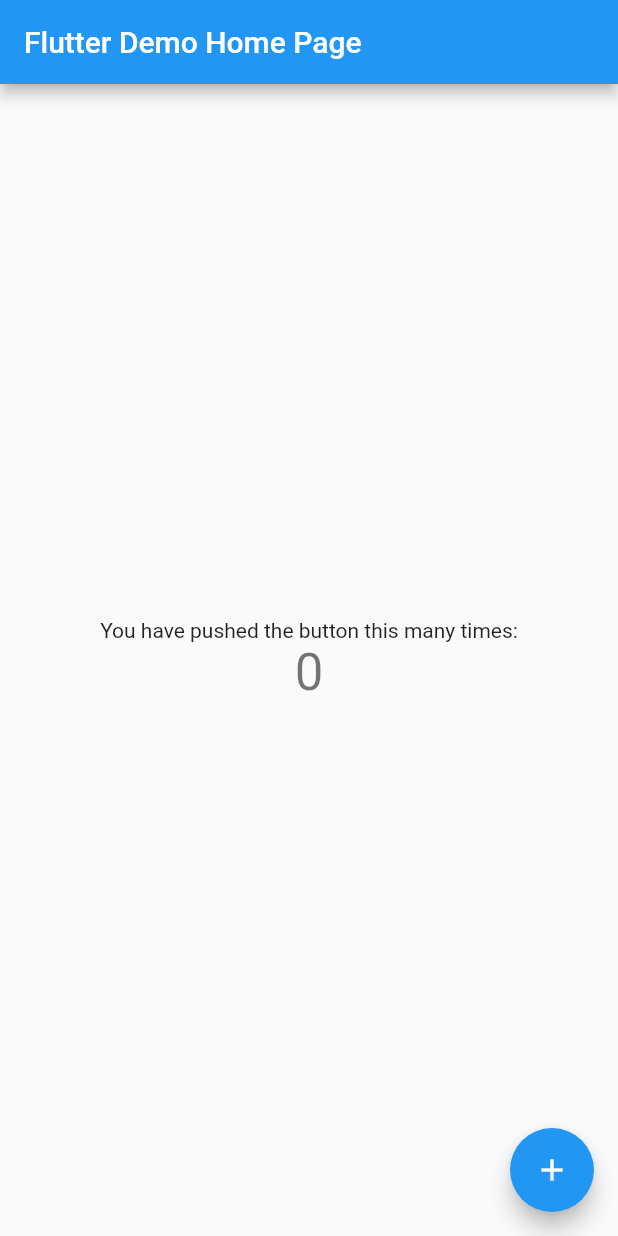
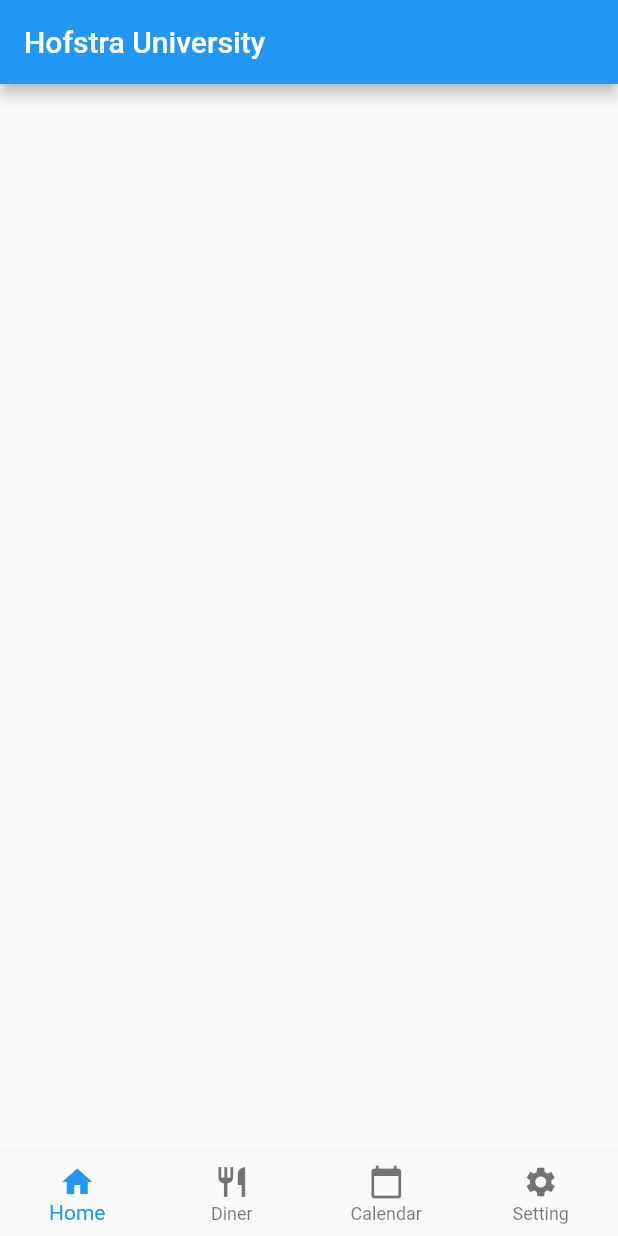
Before and after one commit to JasonCheung01/hofstra_school_app, a Flutter app: the screen it shows after launch, on a phone screen of 412 x 824 dp. Run offline on Flutter 3.47's test engine with Material 2 defaults, Android fonts, the phone set to English and light mode, and no system bars.

Commit message:
Bottom Navigation App Bar Created and App Title

```diff
--- /dev/null
+++ b/lib/homePage.dart
@@ -0,0 +1,28 @@
+import 'package:flutter/material.dart';
+
+class homePage extends StatefulWidget {
+  @override
+  State<homePage> createState() => _HomePageState();
+}
+
+class _HomePageState extends State<homePage> {
+  Widget build(BuildContext context) {
+    return Scaffold(
+      appBar: AppBar(
+        title: Text('Hofstra University'),
+      ),
+      bottomNavigationBar: BottomNavigationBar(
+        type: BottomNavigationBarType.fixed,
+        items: [
+          BottomNavigationBarItem(title: Text('Home'), icon: Icon(Icons.home)),
+          BottomNavigationBarItem(
+              title: Text('Diner'), icon: Icon(Icons.restaurant)),
+          BottomNavigationBarItem(
+              title: Text('Calendar'), icon: Icon(Icons.calendar_today)),
+          BottomNavigationBarItem(
+              title: Text('Setting'), icon: Icon(Icons.settings)),
+        ],
+      ),
+    );
+  }
+}
--- a/lib/main.dart
+++ b/lib/main.dart
@@ -1,115 +1,50 @@
 import 'package:flutter/material.dart';
+import './homePage.dart';
 
 void main() {
-  runApp(const MyApp());
+  runApp(MyApp());
 }
 
 class MyApp extends StatelessWidget {
-  const MyApp({Key? key}) : super(key: key);
-
-  // This widget is the root of your application.
   @override
   Widget build(BuildContext context) {
     return MaterialApp(
-      title: 'Flutter Demo',
-      theme: ThemeData(
-        // This is the theme of your application.
-        //
-        // Try running your application with "flutter run". You'll see the
-        // application has a blue toolbar. Then, without quitting the app, try
-        // changing the primarySwatch below to Colors.green and then invoke
-        // "hot reload" (press "r" in the console where you ran "flutter run",
-        // or simply save your changes to "hot reload" in a Flutter IDE).
-        // Notice that the counter didn't reset back to zero; the application
-        // is not restarted.
-        primarySwatch: Colors.blue,
-      ),
-      home: const MyHomePage(title: 'Flutter Demo Home Page'),
-    );
+        theme: ThemeData(primarySwatch: Colors.blue), home: homePage());
   }
 }
 
-class MyHomePage extends StatefulWidget {
-  const MyHomePage({Key? key, required this.title}) : super(key: key);
 
-  // This widget is the home page of your application. It is stateful, meaning
-  // that it has a State object (defined below) that contains fields that affect
-  // how it looks.
-
-  // This class is the configuration for the state. It holds the values (in this
-  // case the title) provided by the parent (in this case the App widget) and
-  // used by the build method of the State. Fields in a Widget subclass are
-  // always marked "final".
-
-  final String title;
-
-  @override
-  State<MyHomePage> createState() => _MyHomePageState();
-}
-
-class _MyHomePageState extends State<MyHomePage> {
-  int _counter = 0;
-
-  void _incrementCounter() {
-    setState(() {
-      // This call to setState tells the Flutter framework that something has
-      // changed in this State, which causes it to rerun the build method below
-      // so that the display can reflect the updated values. If we changed
-      // _counter without calling setState(), then the build method would not be
-      // called again, and so nothing would appear to happen.
-      _counter++;
-    });
-  }
-
-  @override
-  Widget build(BuildContext context) {
-    // This method is rerun every time setState is called, for instance as done
-    // by the _incrementCounter method above.
-    //
-    // The Flutter framework has been optimized to make rerunning build methods
-    // fast, so that you can just rebuild anything that needs updating rather
-    // than having to individually change instances of widgets.
-    return Scaffold(
-      appBar: AppBar(
-        // Here we take the value from the MyHomePage object that was created by
-        // the App.build method, and use it to set our appbar title.
-        title: Text(widget.title),
-      ),
-      body: Center(
-        // Center is a layout widget. It takes a single child and positions it
-        // in the middle of the parent.
-        child: Column(
-          // Column is also a layout widget. It takes a list of children and
-          // arranges them vertically. By default, it sizes itself to fit its
-          // children horizontally, and tries to be as tall as its parent.
-          //
-          // Invoke "debug painting" (press "p" in the console, choose the
-          // "Toggle Debug Paint" action from the Flutter Inspector in Android
-          // Studio, or the "Toggle Debug Paint" command in Visual Studio Code)
-          // to see the wireframe for each widget.
-          //
-          // Column has various properties to control how it sizes itself and
-          // how it positions its children. Here we use mainAxisAlignment to
-          // center the children vertically; the main axis here is the vertical
-          // axis because Columns are vertical (the cross axis would be
-          // horizontal).
-          mainAxisAlignment: MainAxisAlignment.center,
-          children: <Widget>[
-            const Text(
-              'You have pushed the button this many times:',
-            ),
-            Text(
-              '$_counter',
-              style: Theme.of(context).textTheme.headline4,
-            ),
-          ],
-        ),
-      ),
-      floatingActionButton: FloatingActionButton(
-        onPressed: _incrementCounter,
-        tooltip: 'Increment',
-        child: const Icon(Icons.add),
-      ), // This trailing comma makes auto-formatting nicer for build methods.
-    );
-  }
-}
+// class _HomePageState extends State<homePage> {
+//   Widget build(BuildContext context) {
+//     return Scaffold(
+//         appBar: AppBar(
+//           title: Text('Hofstra University'),
+//         ),
+//         bottomNavigationBar: BottomAppBar(
+//           child: Row(
+//             children: <Widget>[
+//               IconButton(
+//                 tooltip: 'Home',
+//                 icon: const Icon(Icons.home),
+//                 onPressed: () {},
+//               ),
+//               IconButton(
+//                 tooltip: 'Diner Schedule',
+//                 icon: const Icon(Icons.restaurant),
+//                 onPressed: () {},
+//               ),
+//               IconButton(
+//                 tooltip: 'Calendar',
+//                 icon: const Icon(Icons.calendar_today),
+//                 onPressed: () {},
+//               ),
+//               IconButton(
+//                 tooltip: 'Account Setting',
+//                 icon: const Icon(Icons.settings),
+//                 onPressed: () {},
+//               ),
+//             ],
+//           ),
+//         ));
+//   }
+// }
```
